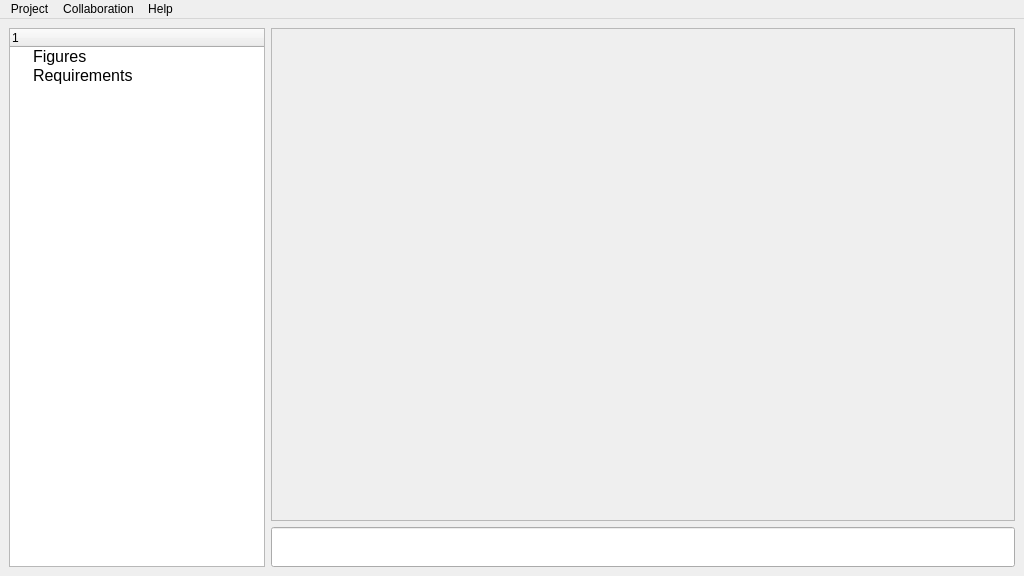
Above: GUI/mainwindow.ui from SashaErkhov/OurPaint before the change. Below: the same form after it.
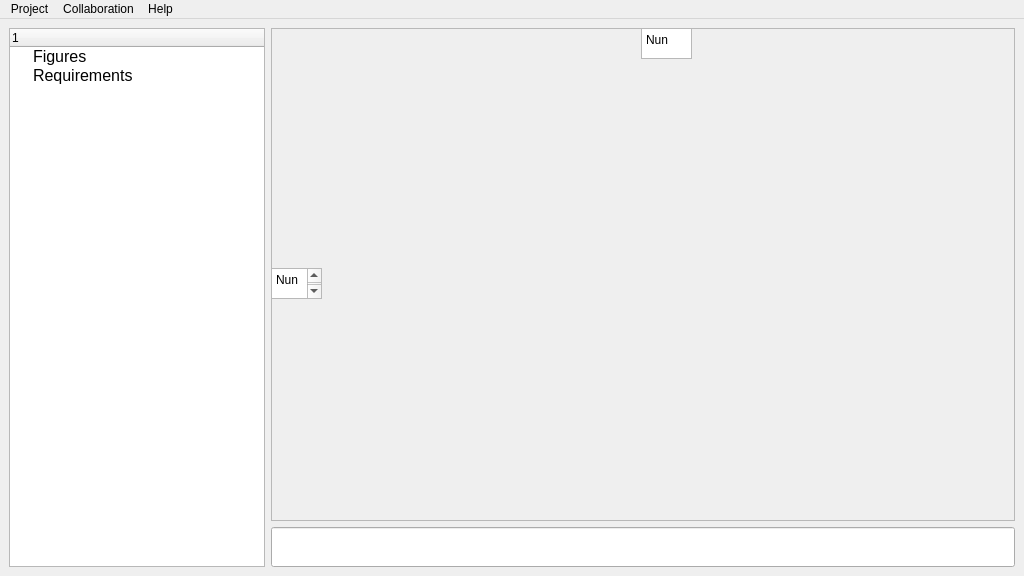
That is the form after the change.

Patch:
```diff
--- a/GUI/mainwindow.ui
+++ b/GUI/mainwindow.ui
@@ -132,6 +132,47 @@
         <property name="frameShadow">
          <enum>QFrame::Shadow::Raised</enum>
         </property>
+        <widget class="QTextBrowser" name="textBrowser">
+         <property name="geometry">
+          <rect>
+           <x>0</x>
+           <y>240</y>
+           <width>51</width>
+           <height>31</height>
+          </rect>
+         </property>
+         <property name="html">
+          <string>&lt;!DOCTYPE HTML PUBLIC &quot;-//W3C//DTD HTML 4.0//EN&quot; &quot;http://www.w3.org/TR/REC-html40/strict.dtd&quot;&gt;
+&lt;html&gt;&lt;head&gt;&lt;meta name=&quot;qrichtext&quot; content=&quot;1&quot; /&gt;&lt;meta charset=&quot;utf-8&quot; /&gt;&lt;style type=&quot;text/css&quot;&gt;
+p, li { white-space: pre-wrap; }
+hr { height: 1px; border-width: 0; }
+li.unchecked::marker { content: &quot;\2610&quot;; }
+li.checked::marker { content: &quot;\2612&quot;; }
+&lt;/style&gt;&lt;/head&gt;&lt;body style=&quot; font-family:'Segoe UI'; font-size:9pt; font-weight:400; font-style:normal;&quot;&gt;
+&lt;p style=&quot; margin-top:0px; margin-bottom:0px; margin-left:0px; margin-right:0px; -qt-block-indent:0; text-indent:0px;&quot;&gt;Nun&lt;/p&gt;
+&lt;p style=&quot;-qt-paragraph-type:empty; margin-top:0px; margin-bottom:0px; margin-left:0px; margin-right:0px; -qt-block-indent:0; text-indent:0px;&quot;&gt;&lt;br /&gt;&lt;/p&gt;&lt;/body&gt;&lt;/html&gt;</string>
+         </property>
+        </widget>
+        <widget class="QTextBrowser" name="textBrowser_2">
+         <property name="geometry">
+          <rect>
+           <x>370</x>
+           <y>0</y>
+           <width>51</width>
+           <height>31</height>
+          </rect>
+         </property>
+         <property name="html">
+          <string>&lt;!DOCTYPE HTML PUBLIC &quot;-//W3C//DTD HTML 4.0//EN&quot; &quot;http://www.w3.org/TR/REC-html40/strict.dtd&quot;&gt;
+&lt;html&gt;&lt;head&gt;&lt;meta name=&quot;qrichtext&quot; content=&quot;1&quot; /&gt;&lt;meta charset=&quot;utf-8&quot; /&gt;&lt;style type=&quot;text/css&quot;&gt;
+p, li { white-space: pre-wrap; }
+hr { height: 1px; border-width: 0; }
+li.unchecked::marker { content: &quot;\2610&quot;; }
+li.checked::marker { content: &quot;\2612&quot;; }
+&lt;/style&gt;&lt;/head&gt;&lt;body style=&quot; font-family:'Segoe UI'; font-size:9pt; font-weight:400; font-style:normal;&quot;&gt;
+&lt;p style=&quot; margin-top:0px; margin-bottom:0px; margin-left:0px; margin-right:0px; -qt-block-indent:0; text-indent:0px;&quot;&gt;Nun&lt;/p&gt;&lt;/body&gt;&lt;/html&gt;</string>
+         </property>
+        </widget>
        </widget>
       </item>
      </layout>
```
Left out of the diff: 2 changed lines with no effect on the pictures.
